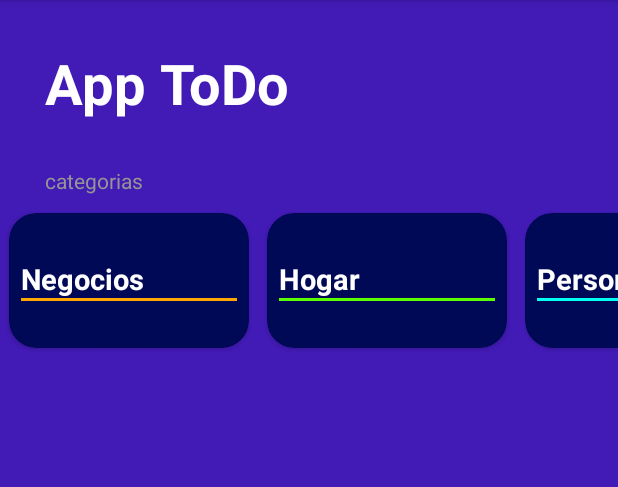
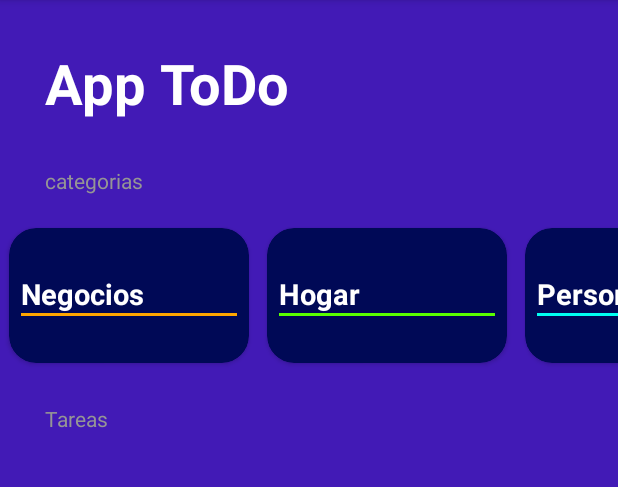
Before and after one commit to Talaf37/To-Do-practica, an Android app: the screen it shows after launch (MainActivity), on a phone screen of 412 x 824 dp, the part 84-571 px from its top. Run offline under Robolectric (Android 15) with nearby library versions, the phone set to English and light mode, and no system bars.

Commit message:
Added first part of the second recycler view

```diff
--- a/app/src/main/java/com/example/todo_app/MainActivity.kt
+++ b/app/src/main/java/com/example/todo_app/MainActivity.kt
@@ -17,6 +17,9 @@ class MainActivity : AppCompatActivity() {
 
     private lateinit var rvCategories: RecyclerView
     private lateinit var categoriesAdapter: CategoriesAdapter
+
+    private lateinit var rvTasks: RecyclerView
+
     override fun onCreate(savedInstanceState: Bundle?) {
         super.onCreate(savedInstanceState)
         setContentView(R.layout.activity_main)
@@ -26,6 +29,7 @@ class MainActivity : AppCompatActivity() {
 
     private fun initComponent() {
         rvCategories = findViewById(R.id.rvCategories)
+        rvTasks = findViewById(R.id.rvTasks)
     }
 
     private fun initUI() {
--- /dev/null
+++ b/app/src/main/java/com/example/todo_app/Task.kt
@@ -0,0 +1,3 @@
+package com.example.todo_app
+
+data class Task (val name:String, val category: TaskCategory, var isSelected:Boolean = false)
--- a/app/src/main/res/layout/activity_main.xml
+++ b/app/src/main/res/layout/activity_main.xml
@@ -29,5 +29,22 @@
         android:id="@+id/rvCategories"
         android:layout_width="match_parent"
         android:layout_height="wrap_content"
+        android:layout_marginTop="10dp"
         />
+
+    <TextView
+        android:layout_width="wrap_content"
+        android:layout_height="wrap_content"
+        android:text="@string/todo_tasks"
+        android:textColor="@color/SubtitleTextColor"
+        android:layout_marginHorizontal="30dp"
+        android:layout_marginTop="15dp"
+        />
+
+    <androidx.recyclerview.widget.RecyclerView
+        android:id="@+id/rvTasks"
+        android:layout_width="match_parent"
+        android:layout_height="wrap_content"
+        />
+
 </LinearLayout>
--- a/app/src/main/res/values/strings.xml
+++ b/app/src/main/res/values/strings.xml
@@ -8,4 +8,5 @@
     <string name="AppToDo">App ToDo</string>
     <string name="todo_categories">categorias</string>
     <string name="prueba">PRUEBA</string>
+    <string name="todo_tasks">Tareas</string>
 </resources>
```
Also changed, not shown: app/src/main/java/com/example/todo_app/TaskViewHolder.kt (added, +10 -0 lines), app/src/main/java/com/example/todo_app/TasksAdapter.kt (added, +18 -0 lines), app/src/main/res/layout/item_task.xml (added, +24 -0 lines).
